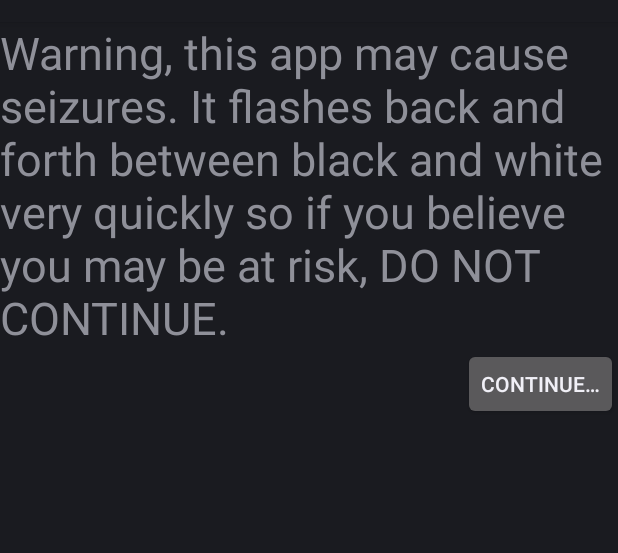
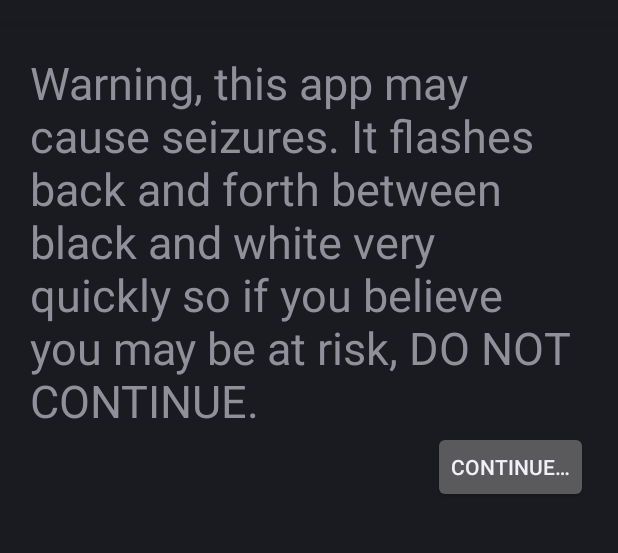
Before and after one commit to quittle/strobe-kitten, an Android app: the screen it shows after launch (Warning), on a phone screen of 412 x 824 dp, the part 62-615 px from its top. Run offline under Robolectric (Android 15) with nearby library versions, the phone set to English and light mode, and no system bars.

Commit message:
Upgrade gradle and fix scroll bug on warning
Warning screen was previously broken on small screens or large text as the continue button was off screen

```diff
--- a/app/build.gradle
+++ b/app/build.gradle
@@ -12,7 +12,7 @@ android {
 
     defaultConfig {
         applicationId 'strobe.kitten'
-        minSdkVersion 4
+        minSdkVersion 9
         targetSdkVersion 30
     }
 
--- a/app/src/main/AndroidManifest.xml
+++ b/app/src/main/AndroidManifest.xml
@@ -23,7 +23,8 @@
         </activity>
         <activity
             android:name=".StrobeKittenActivity"
-			android:theme="@android:style/Theme.NoTitleBar.Fullscreen">
+			android:theme="@android:style/Theme.NoTitleBar.Fullscreen"
+            android:exported="true">
             <intent-filter>
                 <action android:name="android.intent.action.MAIN" />
                 <category android:name="android.intent.category.LAUNCHER" />
--- a/app/src/main/java/strobe/kitten/Settings.java
+++ b/app/src/main/java/strobe/kitten/Settings.java
@@ -47,7 +47,7 @@ public class Settings extends Activity {
 			public void onStopTrackingTouch(SeekBar seekBar) {
 				sp.edit()
 					.putInt(PREF_RATE, seekBar.getProgress())
-					.commit();
+					.apply();
 			}
 
         });
@@ -57,7 +57,7 @@ public class Settings extends Activity {
 			public void onCheckedChanged(RadioGroup group, int checkedId) {
 				sp.edit()
 					.putBoolean(PREF_SHOW_KITTEN, checkedId == R.id.kitty)
-					.commit();
+					.apply();
 			}
         });
     }
--- a/app/src/main/java/strobe/kitten/Warning.java
+++ b/app/src/main/java/strobe/kitten/Warning.java
@@ -20,7 +20,7 @@ public class Warning extends Activity {
 			    final Context context = getApplicationContext();
                 PreferenceManager.getDefaultSharedPreferences(context).edit()
 				    .putBoolean(Settings.PREF_WARNING_SHOWED, true)
-				    .commit();
+				    .apply();
 				startActivity(new Intent(context, StrobeKittenActivity.class));
 			}
         });
--- a/app/src/main/res/layout/warning.xml
+++ b/app/src/main/res/layout/warning.xml
@@ -1,8 +1,12 @@
 <?xml version="1.0" encoding="utf-8"?>
-<LinearLayout xmlns:android="http://schemas.android.com/apk/res/android"
+<ScrollView xmlns:android="http://schemas.android.com/apk/res/android"
     android:layout_width="fill_parent"
-    android:layout_height="fill_parent"
-    android:orientation="vertical" >
+    android:layout_height="fill_parent">
+    <LinearLayout
+        android:orientation="vertical"
+        android:layout_width="fill_parent"
+        android:layout_height="wrap_content"
+        android:padding="20sp">
 
         <TextView
             android:layout_width="match_parent"
@@ -16,5 +20,5 @@
             android:layout_height="wrap_content"
             android:layout_gravity="end"
             android:text="@string/continue_message" />
-
     </LinearLayout>
+</ScrollView>
--- a/build.gradle
+++ b/build.gradle
@@ -3,7 +3,7 @@ buildscript {
         google()
     }
     dependencies {
-        classpath 'com.android.tools.build:gradle:4.1.1'
+        classpath 'com.android.tools.build:gradle:7.0.3'
     }
 }
 
```
Also changed, not shown: gradle.properties (added), gradle/wrapper/gradle-wrapper.properties. Lines whose indentation alone changed are shown as unchanged.
